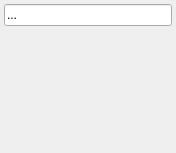
Old version of the form src/jamtaba/gui/TrackGroupView.ui in the repository elieserdejesus/JamTaba.
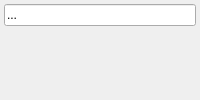
New version of the form.

```diff
--- a/src/jamtaba/gui/TrackGroupView.ui
+++ b/src/jamtaba/gui/TrackGroupView.ui
@@ -2,16 +2,8 @@
 <ui version="4.0">
  <class>TrackGroupView</class>
  <widget class="QWidget" name="TrackGroupView">
-  <property name="geometry">
-   <rect>
-    <x>0</x>
-    <y>0</y>
-    <width>176</width>
-    <height>153</height>
-   </rect>
-  </property>
   <property name="sizePolicy">
-   <sizepolicy hsizetype="MinimumExpanding" vsizetype="Preferred">
+   <sizepolicy hsizetype="Maximum" vsizetype="Preferred">
     <horstretch>0</horstretch>
     <verstretch>0</verstretch>
    </sizepolicy>
```
